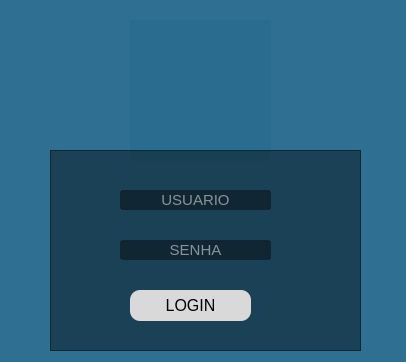
This is login.ui in eduardocastro-dev/Projeto_Otica_SO as Qt 5 draws it before an edit. The edited form follows.
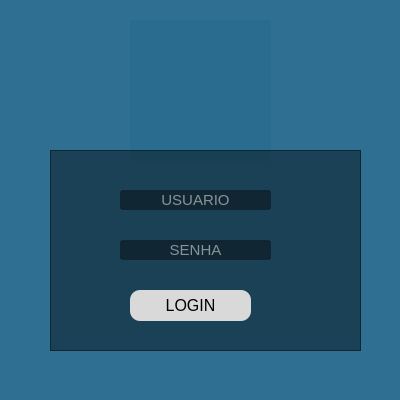
This is the edited form. Icons and pictures are not drawn.

```diff
--- a/login.ui
+++ b/login.ui
@@ -12,10 +12,16 @@
    <rect>
     <x>0</x>
     <y>0</y>
-    <width>406</width>
-    <height>362</height>
+    <width>400</width>
+    <height>400</height>
    </rect>
   </property>
+  <property name="maximumSize">
+   <size>
+    <width>400</width>
+    <height>400</height>
+   </size>
+  </property>
   <property name="windowTitle">
    <string>Form</string>
   </property>
```
